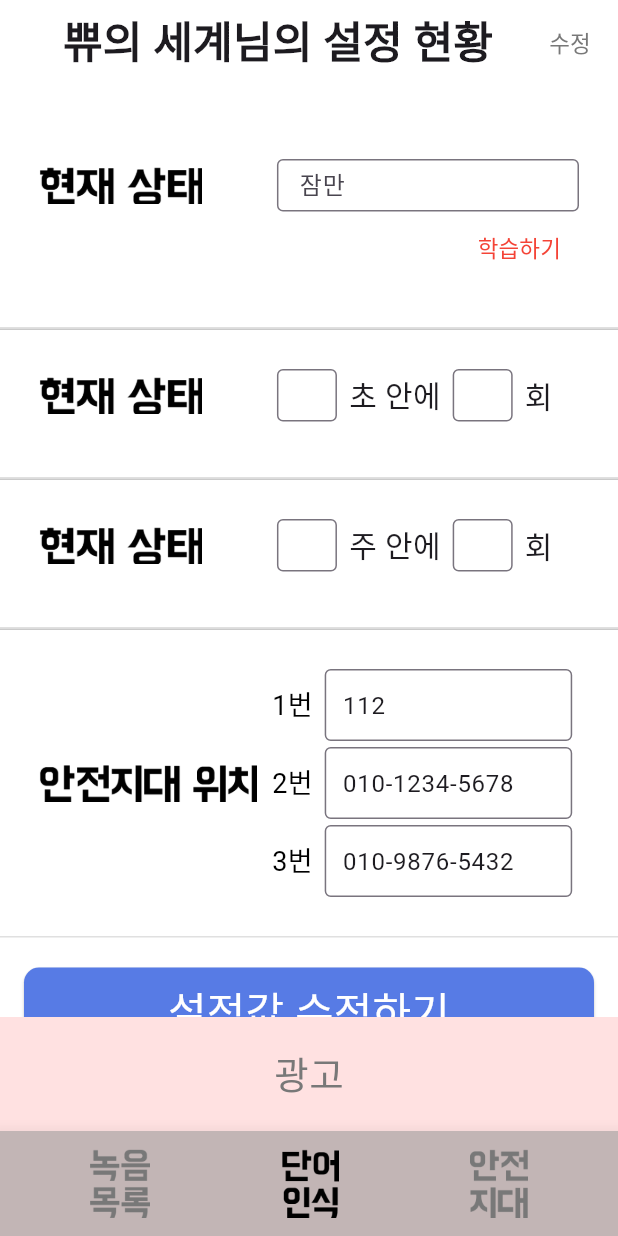
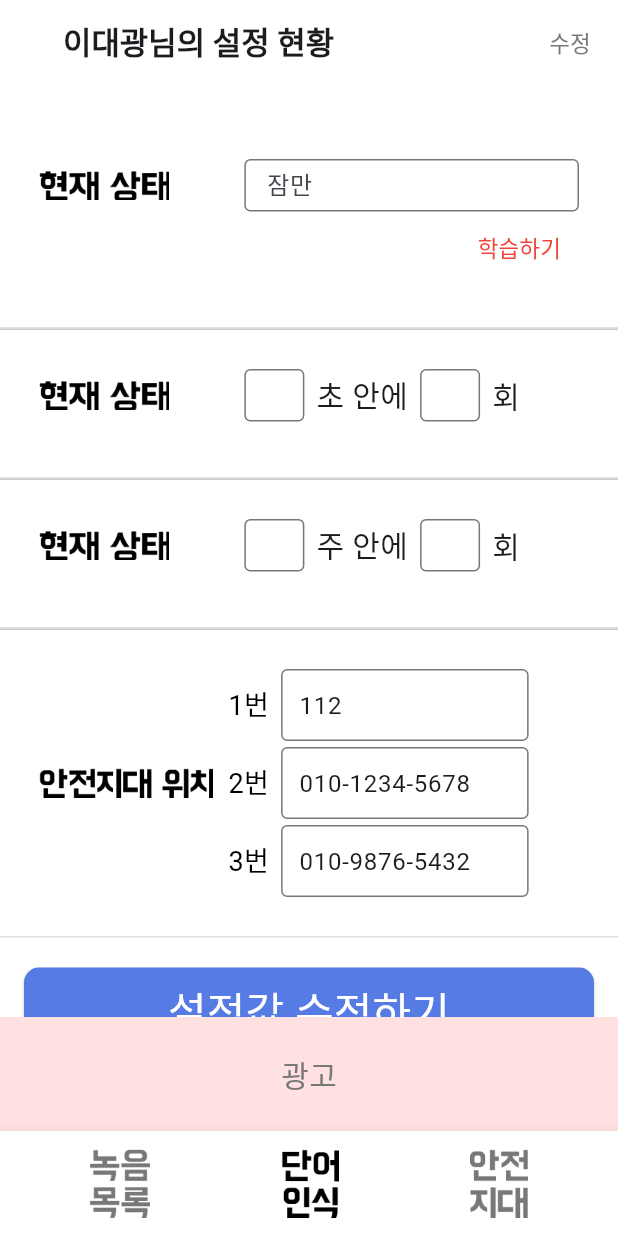
Before and after one commit to SafetyVoiceLDG/Safety_Voice, a Flutter app: the CalendarHome screen opened by its route, item 2 of the bottom bar chosen, after a tap on "수정", on a phone screen of 412 x 824 dp. Run offline on Flutter 3.47's test engine with Material 3 defaults, Android fonts, the phone set to English and light mode, and no system bars; our stand-ins replace audioplayers, permission_handler, shared_preferences; missing offline and left inert: flutter_sound; accounts and stored records are empty; Roboto replaces fonts that are missing (Noto Sans KR).

Commit message:
bug: 글씨 크기 수정(media)

```diff
--- a/safety_voice/lib/pages/calendarHome.dart
+++ b/safety_voice/lib/pages/calendarHome.dart
@@ -29,7 +29,7 @@ class CalendarHome extends StatelessWidget {
             currentDate,
             style: TextStyle(
               fontWeight: FontWeight.bold,
-              fontSize: MediaQuery.of(context).size.width * 0.07,
+              fontSize: MediaQuery.of(context).size.width * 0.05,
             ),
           ),
           automaticallyImplyLeading: false,
@@ -134,7 +134,7 @@ class CalendarHome extends StatelessWidget {
           elevation: 10, // 하단바 그림자 효과 추가
           color: const Color.fromARGB(255, 58, 58, 58),
           child: BottomAppBar(
-            color: const Color.fromARGB(255, 194, 181, 181), // 하단바 배경색 설정
+            color: const Color.fromARGB(255, 255, 255, 255), // 하단바 배경색 설정
             shape: const CircularNotchedRectangle(), // 둥근 디자인 추가
             notchMargin: 8.0,
             child: Row(
--- a/safety_voice/lib/pages/caseFile.dart
+++ b/safety_voice/lib/pages/caseFile.dart
@@ -33,7 +33,7 @@ class _CaseFileState extends State<CaseFile> {
                   "사건 파일 1",
                   style: TextStyle(
                     fontWeight: FontWeight.bold,
-                    fontSize: MediaQuery.of(context).size.width * 0.07,
+                    fontSize: MediaQuery.of(context).size.width * 0.05,
                   ),
                 ),
               ],
--- a/safety_voice/lib/pages/listHome.dart
+++ b/safety_voice/lib/pages/listHome.dart
@@ -19,7 +19,7 @@ class ListHome extends StatelessWidget {
             currentDate,
             style: TextStyle(
               fontWeight: FontWeight.bold,
-              fontSize: MediaQuery.of(context).size.width * 0.07,
+              fontSize: MediaQuery.of(context).size.width * 0.05,
             ),
           ),
           automaticallyImplyLeading: false,
@@ -209,7 +209,7 @@ class ListHome extends StatelessWidget {
           elevation: 10, // 하단바 그림자 효과 추가
           color: const Color.fromARGB(255, 58, 58, 58),
           child: BottomAppBar(
-            color: const Color.fromARGB(255, 194, 181, 181), // 하단바 배경색 설정
+            color: const Color.fromARGB(255, 255, 255, 255), // 하단바 배경색 설정
             shape: const CircularNotchedRectangle(), // 둥근 디자인 추가
             notchMargin: 8.0,
             child: Row(
--- a/safety_voice/lib/pages/login_screen.dart
+++ b/safety_voice/lib/pages/login_screen.dart
@@ -111,7 +111,8 @@ class _LoginScreenState extends State<LoginScreen> {
               width: double.infinity,
               child: ElevatedButton(
 
-                onPressed: _isLoading ? null : _login,
+                onPressed: () => Navigator.pushReplacementNamed(context, '/calendarhome'),
+                //_isLoading ? null : _login,
 
                 style: ElevatedButton.styleFrom(
                   backgroundColor: const Color(0xFF6B7AFF),
--- a/safety_voice/lib/pages/nonamed.dart
+++ b/safety_voice/lib/pages/nonamed.dart
@@ -120,7 +120,7 @@ class _NonamedState extends State<Nonamed> {
                   "이름 없는 파일",
                   style: TextStyle(
                     fontWeight: FontWeight.bold,
-                    fontSize: MediaQuery.of(context).size.width * 0.07,
+                    fontSize: MediaQuery.of(context).size.width * 0.05
                   ),
                 ),
               ],
--- a/safety_voice/lib/pages/word_setting.dart
+++ b/safety_voice/lib/pages/word_setting.dart
@@ -88,10 +88,10 @@ class _SettingScreenState extends State<SettingScreen> {
     title: Padding(
       padding: EdgeInsets.only(top: 26, bottom: 26, left: 26),
       child: Text(
-        '쀼의 세계님의 설정 현황',
+        '이대광님의 설정 현황',
         style: TextStyle(
           fontWeight: FontWeight.bold,
-          fontSize: MediaQuery.of(context).size.width * 0.07,
+          fontSize: MediaQuery.of(context).size.width * 0.05,
         ),
       ),
     ),
@@ -132,14 +132,14 @@ class _SettingScreenState extends State<SettingScreen> {
                           children: [
                             Image.asset(
                               'assets/state.png',
-                              height: 25,
+                              height: 20,
                             ),
                             const SizedBox(width: 70),
                             Text(
                               '잠만',
                               style: TextStyle(
                                 color: Colors.black,
-                                fontSize: 25,
+                                fontSize: 20,
                               ),
                             ),
                           ],
@@ -159,14 +159,14 @@ class _SettingScreenState extends State<SettingScreen> {
                           children: [
                             Image.asset(
                               'assets/state.png',
-                              height: 25,
+                              height: 20,
                             ),
                             const SizedBox(width: 70),
                             Text(
                               '2초 안에 3회',
                               style: TextStyle(
                                 color: Colors.black,
-                                fontSize: 25,
+                                fontSize: 20,
                               ),
                             ),
                           ],
@@ -190,14 +190,14 @@ class _SettingScreenState extends State<SettingScreen> {
                           children: [
                             Image.asset(
                               'assets/state.png',
-                              height: 25,
+                              height: 20,
                             ),
                             const SizedBox(width: 70),
                             Text(
                               '4주 안에 5회',
                               style: TextStyle(
                                 color: Colors.black,
-                                fontSize: 25,
+                                fontSize: 20,
                               ),
                             ),
                           ],
@@ -222,7 +222,7 @@ class _SettingScreenState extends State<SettingScreen> {
       Image.asset(
         'assets/safelocation.png', // 안전지대 위치 이미지 경로
 
-        height: 25, // 이미지 크기
+        height: 20, // 이미지 크기
       ),
 
       // 빈 공간: 이미지와 텍스트 사이의 공간을 유지하기 위해
@@ -279,7 +279,7 @@ class _SettingScreenState extends State<SettingScreen> {
                   '광고',
                   style: TextStyle(
                     color: Color(0xFF787878),
-                    fontSize: 25,
+                    fontSize: 20,
                   ),
                 ),
               ),
@@ -293,7 +293,7 @@ class _SettingScreenState extends State<SettingScreen> {
           elevation: 10,
           color: const Color.fromARGB(255, 58, 58, 58),
           child: BottomAppBar(
-            color: const Color.fromARGB(255, 194, 181, 181),
+            color: const Color.fromARGB(255, 255, 255, 255),
             shape: const CircularNotchedRectangle(),
             notchMargin: 8.0,
             child: Row(
@@ -348,7 +348,7 @@ Widget _buildEditView() {
               children: [
                 Image.asset(
                   'assets/state.png',
-                  height: 25,
+                  height: 20,
                 ),
                 const SizedBox(width: 50),
                 Expanded(
@@ -423,7 +423,7 @@ TextButton(
                            ),
                            Image.asset(
                              'assets/recordword.png',
-                             height: 25,
+                             height: 20,
                            ),
                          ],
                        ),
@@ -509,7 +509,7 @@ TextButton(
               children: [
                 Image.asset(
                   'assets/state.png',
-                  height: 25,
+                  height: 20,
                 ),
                 const SizedBox(width: 50),
                 Expanded(
@@ -592,7 +592,7 @@ TextButton(
               children: [
                 Image.asset(
                   'assets/state.png',
-                  height: 25,
+                  height: 20,
                 ),
                 const SizedBox(width: 50),
                 Expanded(
@@ -673,7 +673,7 @@ TextButton(
           children: [
             Image.asset(
               'assets/safelocation.png',
-              height: 25,
+              height: 20,
             ),
             const SizedBox(width: 10),
             Column(
@@ -779,7 +779,7 @@ TextButton(
         children: [
           Text(
             title,
-            style: TextStyle(fontSize: 25),
+            style: TextStyle(fontSize: 20),
           ),
           SizedBox(height: 8),
           Row(
@@ -852,7 +852,7 @@ Widget _buildInfoItem(String title, String value) {
           child: Text(
             title,
             style: TextStyle(
-              fontSize: 25,
+              fontSize: 20,
               fontWeight: FontWeight.bold,
             ),
           ),
@@ -860,7 +860,7 @@ Widget _buildInfoItem(String title, String value) {
         Expanded(
           child: Text(
             value,
-            style: TextStyle(fontSize: 25),
+            style: TextStyle(fontSize: 20),
           ),
         ),
       ],
@@ -882,7 +882,7 @@ Widget _buildEmergencyContacts() {
         Text(
           '비상 연락망',
           style: TextStyle(
-            fontSize: 25,
+            fontSize: 20,
             fontWeight: FontWeight.bold,
           ),
         ),
@@ -925,7 +925,7 @@ Widget _buildEmergencyContacts() {
         children: [
           Text(
             '비상 연락망',
-            style: TextStyle(fontSize: 25),
+            style: TextStyle(fontSize: 20),
           ),
           SizedBox(height: 16),
           ...List.generate(3, (index) {
```
Also changed, not shown: safety_voice/lib/pages/setup_screen.dart (+18 -18 lines).
